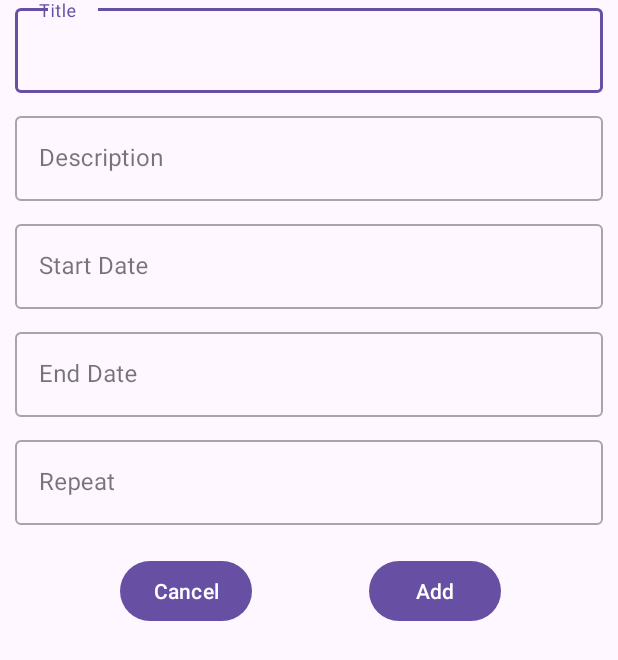
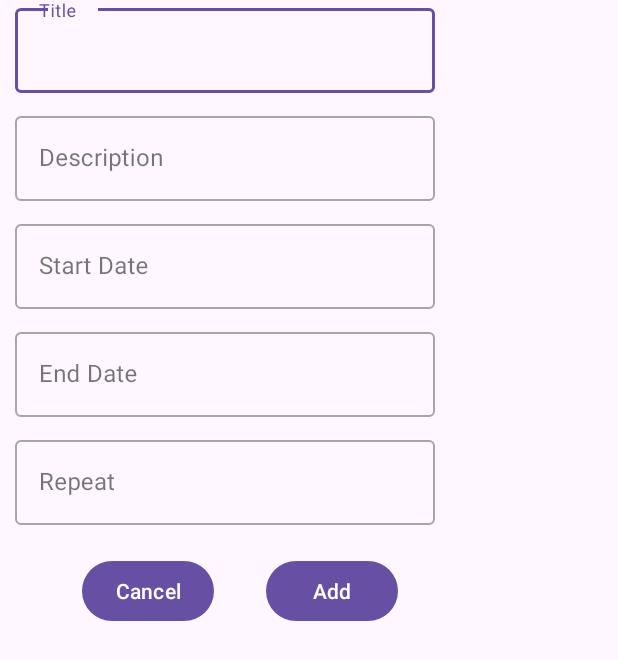
Before and after one commit to AryamanPatra/DUH3v1_GroceriesManagement, an Android app: the layout add_food_event_dbox.xml on its own in the app's theme, with its tools: preview values and no code run, on a phone screen of 412 x 824 dp. Shown: the top 660 px of the screen. Run offline under Robolectric (Android 15) with nearby library versions, the phone set to English and light mode, and no system bars; Roboto replaces fonts that are not available here.

Commit message:
dialog box width error fixed

```diff
--- a/app/src/main/res/layout/add_food_event_dbox.xml
+++ b/app/src/main/res/layout/add_food_event_dbox.xml
@@ -2,7 +2,7 @@
 <androidx.constraintlayout.widget.ConstraintLayout xmlns:android="http://schemas.android.com/apk/res/android"
     xmlns:app="http://schemas.android.com/apk/res-auto"
     xmlns:tools="http://schemas.android.com/tools"
-    android:layout_width="match_parent"
+    android:layout_width="300dp"
     android:layout_height="wrap_content">
 
     <com.google.android.material.textfield.TextInputLayout
--- a/app/src/main/res/layout/add_item_pantry_dbox.xml
+++ b/app/src/main/res/layout/add_item_pantry_dbox.xml
@@ -1,7 +1,7 @@
 <?xml version="1.0" encoding="utf-8"?>
 <androidx.constraintlayout.widget.ConstraintLayout xmlns:android="http://schemas.android.com/apk/res/android"
     xmlns:app="http://schemas.android.com/apk/res-auto"
-    android:layout_width="match_parent"
+    android:layout_width="300dp"
     android:layout_height="wrap_content">
 
     <com.google.android.material.textfield.TextInputLayout
```
